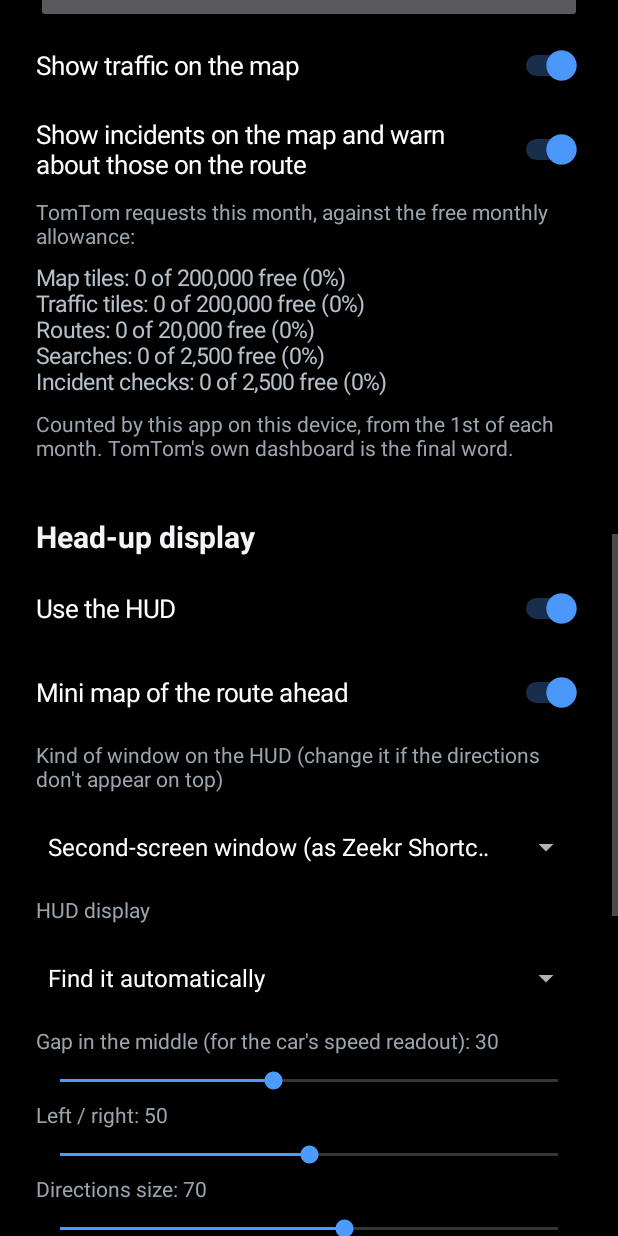
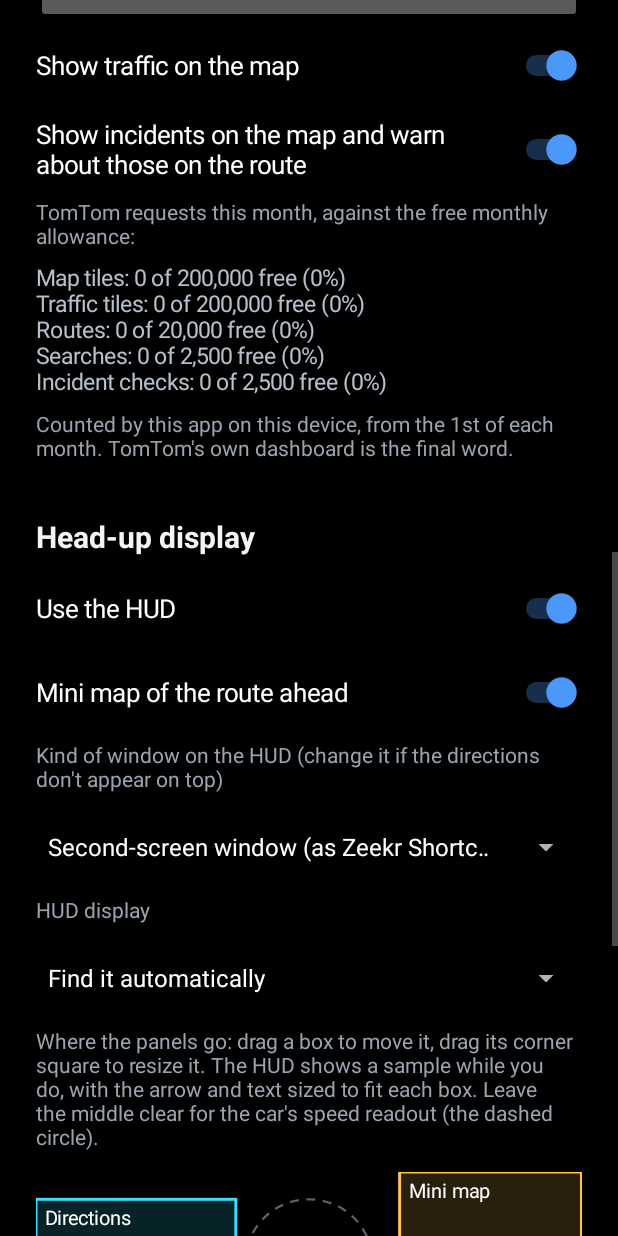
Before and after one commit to shifthk/car-maps, an Android app: the screen it shows after launch (MainActivity), scrolled down 1153 dp, on a phone screen of 412 x 824 dp. Run offline under Robolectric (Android 15) with nearby library versions, the phone set to English and light mode, and no system bars.

Commit message:
Car Maps 2.12: drag-to-place HUD panels with auto-fitting directions
- The directions and the mini map each have a box, placed on a small
  picture of the HUD in settings: drag to move, drag the corner to
  resize; the HUD shows its sample and follows live
- The arrow and text size themselves to fit the directions box
- Replaces the gap, left/right, directions size and position, arrow and
  text size, and mini map size sliders; the layout they gave carries
  over, and a button puts the panels back where they started

Co-Authored-By: Claude Opus 5.5 <noreply@anthropic.com>

```diff
--- a/app/build.gradle.kts
+++ b/app/build.gradle.kts
@@ -10,8 +10,8 @@ android {
         applicationId = "com.carmaps"
         minSdk = 28
         targetSdk = 34
-        versionCode = 15
-        versionName = "2.11"
+        versionCode = 16
+        versionName = "2.12"
     }
 
     buildTypes {
--- /dev/null
+++ b/app/src/main/java/com/carmaps/HudLayoutView.java
@@ -0,0 +1,190 @@
+package com.carmaps;
+
+import android.content.Context;
+import android.graphics.Canvas;
+import android.graphics.DashPathEffect;
+import android.graphics.Paint;
+import android.graphics.Point;
+import android.graphics.RectF;
+import android.hardware.display.DisplayManager;
+import android.view.Display;
+import android.view.MotionEvent;
+import android.view.View;
+
+/**
+ * A small picture of the HUD on the settings screen with the directions and mini map panels as
+ * boxes: drag a box to move it, drag its corner handle to resize it. Each change is saved and sent to
+ * the HUD straight away, so the real HUD follows the finger.
+ */
+final class HudLayoutView extends View {
+
+    interface Listener {
+        /** A box was picked up (the HUD should show its sample). */
+        void onStart();
+
+        /** A box moved or changed size (already saved). */
+        void onChange();
+    }
+
+    private static final int MIN = 60;   // thousandths: the smallest a box can be made
+    private static final String[] NAMES = {"Directions", "Mini map"};
+    private static final int[] COLOURS = {0xFF35E0FF, 0xFFFFC450};
+
+    private final Prefs prefs;
+    private final Listener listener;
+    private final float density;
+    private final float aspect;
+    private final Paint paint = new Paint(Paint.ANTI_ALIAS_FLAG);
+    private final RectF hud = new RectF();
+    private final RectF r = new RectF();
+    private final int[][] boxes = new int[2][];
+
+    private int dragging = -1;
+    private boolean resizing;
+    private float downX, downY;
+    private int[] startBox;
+    private long lastSent;
+
+    HudLayoutView(Context c, Prefs prefs, Listener listener) {
+        super(c);
+        this.prefs = prefs;
+        this.listener = listener;
+        density = c.getResources().getDisplayMetrics().density;
+        Display d = Hud.find(c.getSystemService(DisplayManager.class), prefs.hudDisplay());
+        Point size = d == null ? new Point(0, 0) : Hud.realSize(d);
+        aspect = size.x > 0 && size.y > 0 ? size.x / (float) size.y : 3f;
+        reload();
+    }
+
+    /** Reads the boxes from the settings again (after a reset). */
+    void reload() {
+        boxes[Prefs.INFO] = prefs.hudBox(Prefs.INFO);
+        boxes[Prefs.MINIMAP] = prefs.hudBox(Prefs.MINIMAP);
+        invalidate();
+    }
+
+    @Override
+    protected void onMeasure(int widthSpec, int heightSpec) {
+        int w = MeasureSpec.getSize(widthSpec);
+        setMeasuredDimension(w, Math.round(w / aspect));
+    }
+
+    private void boxRect(int which, RectF out) {
+        int[] b = boxes[which];
+        out.set(hud.left + hud.width() * b[0] / 1000f, hud.top + hud.height() * b[1] / 1000f,
+                hud.left + hud.width() * (b[0] + b[2]) / 1000f, hud.top + hud.height() * (b[1] + b[3]) / 1000f);
+    }
+
+    @Override
+    protected void onDraw(Canvas c) {
+        hud.set(0, 0, getWidth(), getHeight());
+        paint.setStyle(Paint.Style.FILL);
+        paint.setPathEffect(null);
+        paint.setColor(0xFF000000);
+        c.drawRect(hud, paint);
+
+        // Where the empty circle of the map around the car goes: roughly where the car's speed readout is.
+        float radius = hud.height() * prefs.hudHole() / 200f;
+        if (radius > 0) {
+            paint.setStyle(Paint.Style.STROKE);
+            paint.setStrokeWidth(1.5f * density);
+            paint.setColor(0xFF5A6470);
+            paint.setPathEffect(new DashPathEffect(new float[]{6 * density, 5 * density}, 0));
+            c.drawCircle(hud.centerX(), hud.centerY(), radius, paint);
+            paint.setPathEffect(null);
+        }
+
+        boolean mapOn = prefs.hudMap();
+        for (int i = 0; i < 2; i++) {
+            boxRect(i, r);
+            int colour = COLOURS[i];
+            boolean off = i == Prefs.MINIMAP && !mapOn;
+            paint.setStyle(Paint.Style.FILL);
+            paint.setColor((colour & 0x00FFFFFF) | (i == dragging ? 0x50000000 : 0x28000000));
+            c.drawRect(r, paint);
+            paint.setStyle(Paint.Style.STROKE);
+            paint.setStrokeWidth(2 * density);
+            paint.setColor(off ? 0xFF56606A : colour);
+            c.drawRect(r, paint);
+            // The resize handle, bottom right.
+            float hs = handle();
+            paint.setStyle(Paint.Style.FILL);
+            c.drawRect(r.right - hs, r.bottom - hs, r.right, r.bottom, paint);
+            paint.setTextSize(13 * density);
+            paint.setColor(off ? 0xFF8A949E : 0xFFFFFFFF);
+            String label = off ? NAMES[i] + " (off)" : NAMES[i];
+            c.drawText(label, r.left + 6 * density, r.top + 17 * density, paint);
+        }
+    }
+
+    private float handle() {
+        return 16 * density;
+    }
+
+    @Override
+    public boolean onTouchEvent(MotionEvent e) {
+        float x = e.getX(), y = e.getY();
+        switch (e.getActionMasked()) {
+            case MotionEvent.ACTION_DOWN: {
+                dragging = -1;
+                // The handles first (they can be hard to hit otherwise), then the boxes, top one first.
+                float reach = handle() * 1.6f;
+                for (int i = 1; i >= 0 && dragging < 0; i--) {
+                    boxRect(i, r);
+                    if (Math.abs(x - r.right) < reach && Math.abs(y - r.bottom) < reach) {
+                        dragging = i;
+                        resizing = true;
+                    }
+                }
+                for (int i = 1; i >= 0 && dragging < 0; i--) {
+                    boxRect(i, r);
+                    if (r.contains(x, y)) {
+                        dragging = i;
+                        resizing = false;
+                    }
+                }
+                if (dragging < 0) return false;
+                getParent().requestDisallowInterceptTouchEvent(true);
+                downX = x;
+                downY = y;
+                startBox = boxes[dragging].clone();
+                listener.onStart();
+                invalidate();
+                return true;
+            }
+            case MotionEvent.ACTION_MOVE: {
+                if (dragging < 0) return false;
+                int dx = Math.round((x - downX) * 1000 / hud.width());
+                int dy = Math.round((y - downY) * 1000 / hud.height());
+                int[] b = startBox.clone();
+                if (resizing) {
+                    b[2] = Math.max(MIN, Math.min(1000 - b[0], b[2] + dx));
+                    b[3] = Math.max(MIN, Math.min(1000 - b[1], b[3] + dy));
+                } else {
+                    b[0] = Math.max(0, Math.min(1000 - b[2], b[0] + dx));
+                    b[1] = Math.max(0, Math.min(1000 - b[3], b[1] + dy));
+                }
+                boxes[dragging] = b;
+                invalidate();
+                long now = System.currentTimeMillis();
+                if (now - lastSent > 80) save(now);
+                return true;
+            }
+            case MotionEvent.ACTION_UP:
+            case MotionEvent.ACTION_CANCEL:
+                if (dragging < 0) return false;
+                save(System.currentTimeMillis());
+                dragging = -1;
+                invalidate();
+                return true;
+            default:
+                return dragging >= 0;
+        }
+    }
+
+    private void save(long now) {
+        lastSent = now;
+        prefs.setHudBox(dragging, boxes[dragging]);
+        listener.onChange();
+    }
+}
--- a/app/src/main/java/com/carmaps/MainActivity.java
+++ b/app/src/main/java/com/carmaps/MainActivity.java
@@ -47,6 +47,8 @@ public class MainActivity extends Activity {
     private Updater updater;
     private LinearLayout root;
     private TextView status, usage;
+    /** The HUD panel editor, redrawn when other HUD settings change (the circle, the mini map switch). */
+    private HudLayoutView hudLayout;
     private Button startStop, overlayButton, locationButton, backgroundButton;
     private final Handler handler = new Handler(Looper.getMainLooper());
     private final Runnable tick = new Runnable() {
@@ -195,13 +197,31 @@ public class MainActivity extends Activity {
         choice("HUD display", displayNames.toArray(new String[0]), chosen,
                 i -> prefs.setHudDisplay(displayIds.get(i)));
 
-        slider("Gap in the middle (for the car's speed readout)", 0, 70, prefs.hudGap(), prefs::setHudGap);
-        slider("Left / right", 0, 100, prefs.hudX(), prefs::setHudX);
-        slider("Directions size", 30, 100, prefs.hudInfoSize(), prefs::setHudInfoSize);
-        slider("Directions up / down", 0, 100, prefs.hudInfoY(), prefs::setHudInfoY);
-        slider("Arrow and text size in the directions", 50, 150, prefs.hudText(), prefs::setHudText);
-        slider("Mini map width", 30, 300, prefs.hudMapW(), prefs::setHudMapW);
-        slider("Mini map height", 30, 100, prefs.hudMapH(), prefs::setHudMapH);
+        root.addView(note("Where the panels go: drag a box to move it, drag its corner square to resize it. "
+                + "The HUD shows a sample while you do, with the arrow and text sized to fit each box. Leave "
+                + "the middle clear for the car's speed readout (the dashed circle)."));
+        final HudLayoutView layout = new HudLayoutView(this, prefs, new HudLayoutView.Listener() {
+            @Override
+            public void onStart() {
+                if (MapService.running) MapService.send(MainActivity.this, MapService.ACTION_HUD_TEST);
+                else toast("Start the floating map to see the panels on the HUD");
+            }
+
+            @Override
+            public void onChange() {
+                changed();
+            }
+        });
+        LinearLayout.LayoutParams layoutLp = new LinearLayout.LayoutParams(
+                ViewGroup.LayoutParams.MATCH_PARENT, ViewGroup.LayoutParams.WRAP_CONTENT);
+        layoutLp.setMargins(0, dp(6), 0, dp(6));
+        root.addView(layout, layoutLp);
+        hudLayout = layout;
+        root.addView(button("Put the panels back where they started", v -> {
+            prefs.resetHudBoxes();
+            layout.reload();
+            changed();
+        }));
         toggle("Map of the roads around the car when not following a route", prefs.hudSurround(),
                 prefs::setHudSurround);
         slider("Empty circle in the middle of that map (for the car's speed readout)", 0, 100,
@@ -214,9 +234,7 @@ public class MainActivity extends Activity {
             }
             MapService.send(this, MapService.ACTION_HUD_TEST);
         }));
-        root.addView(note("The directions sit to the left of the gap and the mini map to the right. Move the "
-                + "sliders while the sample is showing to place them. Black is unlit on a HUD, so only the "
-                + "arrow, text and route line show."));
+        root.addView(note("Black is unlit on a HUD, so only the arrow, text and route line show."));
 
         // ---- updates
         heading("App");
@@ -253,6 +271,7 @@ public class MainActivity extends Activity {
 
     /** A setting changed: tell the running service. */
     private void changed() {
+        if (hudLayout != null) hudLayout.invalidate();
         MapService.send(this, MapService.ACTION_REFRESH);
     }
 
--- a/app/src/main/java/com/carmaps/Prefs.java
+++ b/app/src/main/java/com/carmaps/Prefs.java
@@ -146,31 +146,65 @@ final class Prefs {
     int hudDisplay() { return p.getInt("hudDisplay", -1); }
     void setHudDisplay(int v) { p.edit().putInt("hudDisplay", v).apply(); }
 
-    /** 0 = far left, 100 = far right. */
-    int hudX() { return p.getInt("hudX", 50); }
-    void setHudX(int v) { p.edit().putInt("hudX", v).apply(); }
 
-    /** Width of the empty gap between the directions and the mini map, as a percentage of the HUD's width. */
-    int hudGap() { return p.getInt("hudGap", 30); }
-    void setHudGap(int v) { p.edit().putInt("hudGap", v).apply(); }
 
-    /** The mini map's width and height, each as a percentage of the HUD's height. */
-    int hudMapW() { return p.getInt("hudMapW", 100); }
-    void setHudMapW(int v) { p.edit().putInt("hudMapW", v).apply(); }
 
-    int hudMapH() { return p.getInt("hudMapH", 100); }
-    void setHudMapH(int v) { p.edit().putInt("hudMapH", v).apply(); }
 
-    /** Height of the directions as a percentage of the HUD's height, and where they sit (0 top, 100 bottom). */
-    int hudInfoSize() { return p.getInt("hudInfoSize", 70); }
-    void setHudInfoSize(int v) { p.edit().putInt("hudInfoSize", v).apply(); }
 
-    /** Size of the arrows and text inside the directions, as a percentage of their normal size. */
-    int hudText() { return p.getInt("hudText", 100); }
-    void setHudText(int v) { p.edit().putInt("hudText", v).apply(); }
 
-    int hudInfoY() { return p.getInt("hudInfoY", 50); }
-    void setHudInfoY(int v) { p.edit().putInt("hudInfoY", v).apply(); }
+
+    // ---- where the two HUD panels sit: {left, top, width, height} in thousandths of the HUD's width and height
+
+    static final int INFO = 0, MINIMAP = 1;
+    private static final String[] BOX_KEYS = {"hudBoxInfo", "hudBoxMap"};
+
+    int[] hudBox(int which) {
+        String v = p.getString(BOX_KEYS[which], null);
+        if (v != null) {
+            try {
+                String[] t = v.split(",");
+                return new int[]{Integer.parseInt(t[0]), Integer.parseInt(t[1]), Integer.parseInt(t[2]),
+                        Integer.parseInt(t[3])};
+            } catch (RuntimeException ignored) {
+                // fall through to the layout the older sliders gave
+            }
+        }
+        return legacyBoxes()[which];
+    }
+
+    void setHudBox(int which, int[] b) {
+        p.edit().putString(BOX_KEYS[which], b[0] + "," + b[1] + "," + b[2] + "," + b[3]).apply();
+    }
+
+    void resetHudBoxes() {
+        p.edit().remove(BOX_KEYS[0]).remove(BOX_KEYS[1])
+                .remove("hudGap").remove("hudX").remove("hudInfoSize").remove("hudInfoY")
+                .remove("hudMapW").remove("hudMapH").apply();
+    }
+
+    /**
+     * The two panels where versions up to 2.11 put them from their sliders (gap, left/right, size,
+     * up/down, mini map width and height), worked out for a 1440 x 480 HUD, so updating moves nothing.
+     */
+    private int[][] legacyBoxes() {
+        int w = 1440, h = 480;
+        int infoH = Math.max(48, Math.min(h, Math.round(h * p.getInt("hudInfoSize", 70) / 100f)));
+        int infoTop = Math.round((h - infoH) * p.getInt("hudInfoY", 50) / 100f);
+        int infoW = Math.round(infoH * 2.6f);
+        int mapW = Math.max(24, Math.min(w / 2, Math.round(h * p.getInt("hudMapW", 100) / 100f)));
+        int mapH = Math.max(24, Math.min(h, Math.round(h * p.getInt("hudMapH", 100) / 100f)));
+        int smallest = Math.round(h * 0.08f);
+        int gap = Math.max(smallest, Math.round(w * p.getInt("hudGap", 30) / 100f));
+        if (infoW + gap + mapW > w) {
+            gap = Math.max(smallest, Math.min(gap, w - mapW - Math.round(infoH * 0.8f)));
+            infoW = Math.max(0, w - mapW - gap);
+        }
+        int left = Math.round(Math.max(0, w - infoW - gap - mapW) * p.getInt("hudX", 50) / 100f);
+        int mapTop = Math.max(0, (h - mapH) / 2);
+        return new int[][]{
+                {left * 1000 / w, infoTop * 1000 / h, Math.max(50, infoW * 1000 / w), infoH * 1000 / h},
+                {(left + infoW + gap) * 1000 / w, mapTop * 1000 / h, mapW * 1000 / w, mapH * 1000 / h}};
+    }
 
     /** A map of the roads around the car on the HUD while no route is being followed. */
     boolean hudSurround() { return p.getBoolean("hudSurround", true); }
--- a/app/src/main/java/com/carmaps/Router.java
+++ b/app/src/main/java/com/carmaps/Router.java
@@ -27,7 +27,7 @@ final class Router {
 
     private static final String ROUTE = "https://valhalla1.openstreetmap.de/route";
     private static final String SEARCH = "https://photon.komoot.io/api/";
-    private static final String AGENT = "CarMaps/2.11 (Android; +https://github.com/shifthk/car-maps)";
+    private static final String AGENT = "CarMaps/2.12 (Android; +https://github.com/shifthk/car-maps)";
     private static final String TOMTOM = "https://api.tomtom.com/";
 
     /** How the last TomTom route request went, for the settings screen. */
@@ -370,7 +370,7 @@ final class Router {
             c.setReadTimeout(20000);
             c.setRequestMethod(method);
             // The community services ask apps to say who they are; TomTom knows by the key.
-            c.setRequestProperty("User-Agent", url.startsWith(TOMTOM) ? "CarMaps/2.11" : AGENT);
+            c.setRequestProperty("User-Agent", url.startsWith(TOMTOM) ? "CarMaps/2.12" : AGENT);
             c.setRequestProperty("Accept", "application/json");
             if (body != null) {
                 c.setDoOutput(true);
--- a/app/src/main/java/com/carmaps/TileMap.java
+++ b/app/src/main/java/com/carmaps/TileMap.java
@@ -55,7 +55,7 @@ final class TileMap extends View {
 
     private static final String TAG = "TileMap";
     private static final String TILES = "https://tile.openstreetmap.org/";
-    private static final String AGENT = "CarMaps/2.11 (Android; +https://github.com/shifthk/car-maps)";
+    private static final String AGENT = "CarMaps/2.12 (Android; +https://github.com/shifthk/car-maps)";
     private static final int TILE = 256;
     private static final int MIN_ZOOM = 2, MAX_ZOOM = 19;
     private static final long KEEP_MS = 14L * 24 * 60 * 60 * 1000;
```
Also changed, not shown: app/src/main/java/com/carmaps/Hud.java (+14 -30 lines), 1 other file.
